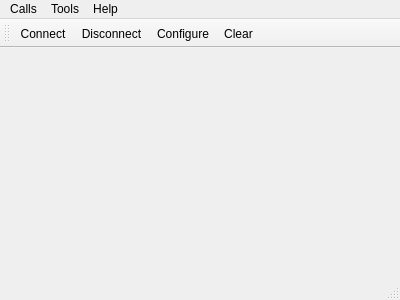
Qt form src/program/consolewindow.ui (fritzing/fritzing-app) before a commit.
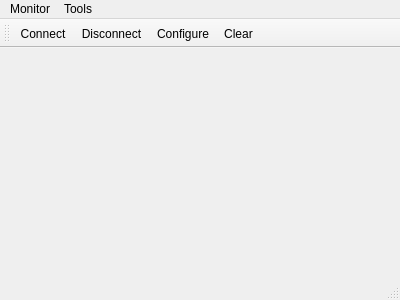
The same form after that commit. Icons and pictures are not drawn.

Commit message: some serial monitor styling

What changed in the file:
```diff
--- a/src/program/consolewindow.ui
+++ b/src/program/consolewindow.ui
@@ -27,7 +27,7 @@
    </property>
    <widget class="QMenu" name="menuCalls">
     <property name="title">
-     <string>Calls</string>
+     <string>Monitor</string>
     </property>
     <addaction name="actionConnect"/>
     <addaction name="actionDisconnect"/>
@@ -41,16 +41,8 @@
     <addaction name="actionConfigure"/>
     <addaction name="actionClear"/>
    </widget>
-   <widget class="QMenu" name="menuHelp">
-    <property name="title">
-     <string>Help</string>
-    </property>
-    <addaction name="actionAbout"/>
-    <addaction name="actionAboutQt"/>
-   </widget>
    <addaction name="menuCalls"/>
    <addaction name="menuTools"/>
-   <addaction name="menuHelp"/>
   </widget>
   <widget class="QToolBar" name="mainToolBar">
    <attribute name="toolBarArea">
```
The commit also changes 2 other files.
